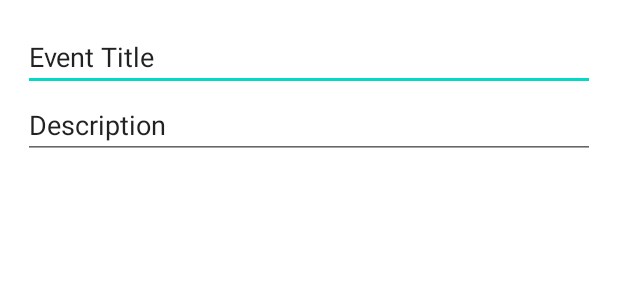
After one commit to jhnaiem/EventCalendar, an Android app: the layout add_event_dialog.xml on its own in the app's theme, with its tools: preview values and no code run, on a phone screen of 412 x 824 dp. The commit adds this screen. Shown: the top 300 px of the screen. Run offline under Robolectric (Android 15) with nearby library versions, the phone set to English and light mode, and no system bars.

Commit message:
Added input dialog to add an event

```diff
--- /dev/null
+++ b/app/src/main/res/layout/add_event_dialog.xml
@@ -0,0 +1,30 @@
+<?xml version="1.0" encoding="utf-8"?>
+<layout>
+<androidx.constraintlayout.widget.ConstraintLayout xmlns:android="http://schemas.android.com/apk/res/android"
+    xmlns:app="http://schemas.android.com/apk/res-auto"
+    android:layout_margin="15dp"
+    android:layout_width="match_parent"
+    android:layout_height="wrap_content">
+
+
+    <EditText
+        android:id="@+id/etEventTitle"
+        android:layout_width="0dp"
+        android:layout_height="wrap_content"
+        android:inputType="textPersonName"
+        android:text="Event Title"
+        app:layout_constraintEnd_toEndOf="parent"
+        app:layout_constraintStart_toStartOf="parent"
+        app:layout_constraintTop_toTopOf="parent" />
+
+    <EditText
+        android:id="@+id/etEventDesc"
+        android:layout_width="0dp"
+        android:layout_height="wrap_content"
+        android:inputType="textPersonName"
+        android:text="Description"
+        app:layout_constraintEnd_toEndOf="parent"
+        app:layout_constraintStart_toStartOf="parent"
+        app:layout_constraintTop_toBottomOf="@+id/etEventTitle" />
+</androidx.constraintlayout.widget.ConstraintLayout>
+</layout>
```
Also changed, not shown: app/src/main/java/com/example/eventcalendar/presentation/AddEventDialog.kt (added, +41 -0 lines), app/src/main/java/com/example/eventcalendar/presentation/MainActivity.kt (+9 -1 lines), app/src/main/java/com/example/eventcalendar/presentation/adapter/WeeklyCalendarAdapter.kt (+8 -3 lines).
